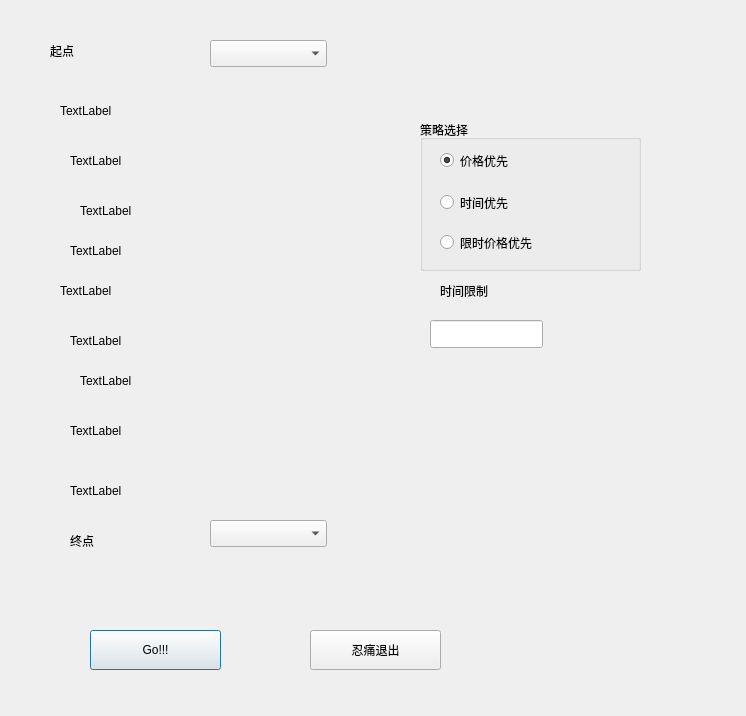
Before: the Qt Designer form newtrip.ui in Traeyee/trip_assist, drawn with Qt 5.
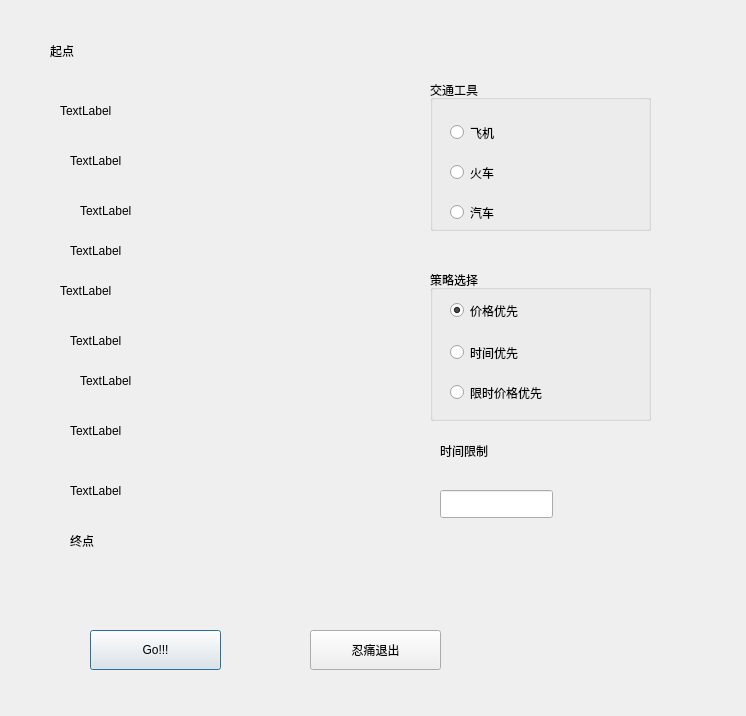
After: the same form once the commit is applied.

What changed in the file:
```diff
--- a/newtrip.ui
+++ b/newtrip.ui
@@ -13,26 +13,6 @@
   <property name="windowTitle">
    <string>Dialog</string>
   </property>
-  <widget class="QComboBox" name="startP">
-   <property name="geometry">
-    <rect>
-     <x>210</x>
-     <y>40</y>
-     <width>117</width>
-     <height>27</height>
-    </rect>
-   </property>
-  </widget>
-  <widget class="QComboBox" name="endP">
-   <property name="geometry">
-    <rect>
-     <x>210</x>
-     <y>520</y>
-     <width>117</width>
-     <height>27</height>
-    </rect>
-   </property>
-  </widget>
   <widget class="QLabel" name="label">
    <property name="geometry">
     <rect>
@@ -179,8 +159,8 @@
   <widget class="QGroupBox" name="groupBox">
    <property name="geometry">
     <rect>
-     <x>420</x>
-     <y>120</y>
+     <x>430</x>
+     <y>270</y>
      <width>221</width>
      <height>151</height>
     </rect>
@@ -246,8 +226,8 @@
   <widget class="QLineEdit" name="lineEdit">
    <property name="geometry">
     <rect>
-     <x>430</x>
-     <y>320</y>
+     <x>440</x>
+     <y>490</y>
      <width>113</width>
      <height>28</height>
     </rect>
@@ -283,9 +263,9 @@
    <property name="geometry">
     <rect>
      <x>200</x>
-     <y>90</y>
+     <y>40</y>
      <width>141</width>
-     <height>421</height>
+     <height>511</height>
     </rect>
    </property>
    <layout class="QVBoxLayout" name="cityLayout"/>
@@ -294,7 +274,7 @@
    <property name="geometry">
     <rect>
      <x>440</x>
-     <y>280</y>
+     <y>440</y>
      <width>99</width>
      <height>21</height>
     </rect>
@@ -303,6 +283,58 @@
     <string>时间限制</string>
    </property>
   </widget>
+  <widget class="QGroupBox" name="groupBox_2">
+   <property name="geometry">
+    <rect>
+     <x>430</x>
+     <y>80</y>
+     <width>221</width>
+     <height>151</height>
+    </rect>
+   </property>
+   <property name="title">
+    <string>交通工具</string>
+   </property>
+   <widget class="QRadioButton" name="air">
+    <property name="geometry">
+     <rect>
+      <x>20</x>
+      <y>40</y>
+      <width>155</width>
+      <height>25</height>
+     </rect>
+    </property>
+    <property name="text">
+     <string>飞机</string>
+    </property>
+   </widget>
+   <widget class="QRadioButton" name="rail">
+    <property name="geometry">
+     <rect>
+      <x>20</x>
+      <y>80</y>
+      <width>155</width>
+      <height>25</height>
+     </rect>
+    </property>
+    <property name="text">
+     <string>火车</string>
+    </property>
+   </widget>
+   <widget class="QRadioButton" name="road">
+    <property name="geometry">
+     <rect>
+      <x>20</x>
+      <y>120</y>
+      <width>155</width>
+      <height>25</height>
+     </rect>
+    </property>
+    <property name="text">
+     <string>汽车</string>
+    </property>
+   </widget>
+  </widget>
  </widget>
  <resources/>
  <connections>
```
